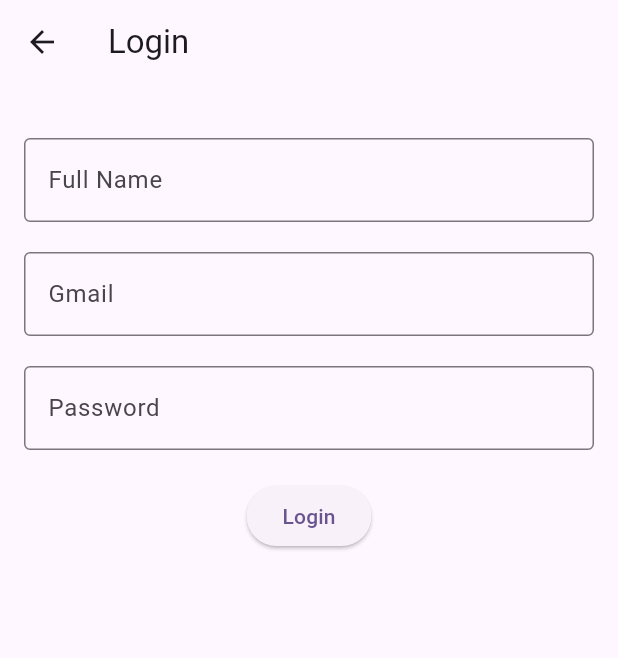
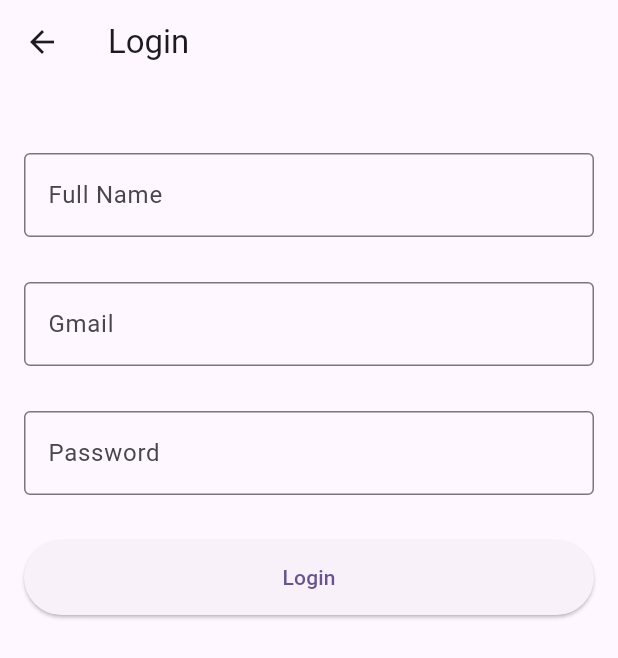
Before and after one commit to KshitijH123/glowing_avtar, a Flutter app: the screen it shows after launch, after a tap on "Go to Login page", on a phone screen of 412 x 824 dp. Shown: the top 658 px of the screen. Run offline on Flutter 3.47's test engine with Material 3 defaults, Android fonts, the phone set to English and light mode, and no system bars; our stand-ins replace avatar_glow, pinput.

Commit message:
login page

```diff
--- a/lib/login_page.dart
+++ b/lib/login_page.dart
@@ -46,7 +46,7 @@ class _LoginPageState extends State<LoginPage> {
                 child: Column(
                   mainAxisSize: MainAxisSize.min,
                   children: [
-                    const SizedBox(height: 20),
+                    const SizedBox(height: 30),
                     TextFormField(
                       controller: _fullNameController,
                       decoration: const InputDecoration(
@@ -60,7 +60,7 @@ class _LoginPageState extends State<LoginPage> {
                         return null;
                       },
                     ),
-                    const SizedBox(height: 20),
+                    const SizedBox(height: 30),
                     TextFormField(
                       controller: _emailController,
                       decoration: const InputDecoration(
@@ -78,7 +78,7 @@ class _LoginPageState extends State<LoginPage> {
                         return null;
                       },
                     ),
-                    const SizedBox(height: 20),
+                    const SizedBox(height: 30),
                     TextFormField(
                       controller: _passwordController,
                       decoration: const InputDecoration(
@@ -95,11 +95,17 @@ class _LoginPageState extends State<LoginPage> {
                         return null;
                       },
                     ),
-                    const SizedBox(height: 20),
-                    ElevatedButton(
-                      onPressed: _submitForm,
-                      child: const Text('Login'),
+                    const SizedBox(height: 30),
+                    SizedBox(
+                      width: double
+                          .infinity,
+                      height: 50,
+                      child: ElevatedButton(
+                        onPressed: _submitForm,
+                        child: const Text('Login'),
+                      ),
                     ),
+
                   ],
                 ),
               ),
--- a/lib/otp.dart
+++ b/lib/otp.dart
@@ -29,7 +29,7 @@ class _OtpPageState extends State<OtpPage> {
               ),
               const SizedBox(height: 20),
               Pinput(
-                length: 4, // OTP is 4 digits
+                length: 4,
                 controller: _otpController,
                 defaultPinTheme: PinTheme(
                   width: 56,
@@ -46,7 +46,6 @@ class _OtpPageState extends State<OtpPage> {
                   ),
                 ),
                 onCompleted: (otp) {
-                  // Handle OTP completion (e.g., verify OTP)
                   ScaffoldMessenger.of(context).showSnackBar(
                     SnackBar(content: Text('OTP Entered: $otp')),
                   );
@@ -55,7 +54,6 @@ class _OtpPageState extends State<OtpPage> {
               const SizedBox(height: 20),
               ElevatedButton(
                 onPressed: () {
-                  // Logic to verify OTP or navigate further
                   ScaffoldMessenger.of(context).showSnackBar(
                     const SnackBar(content: Text('OTP Verified')),
                   );
```
